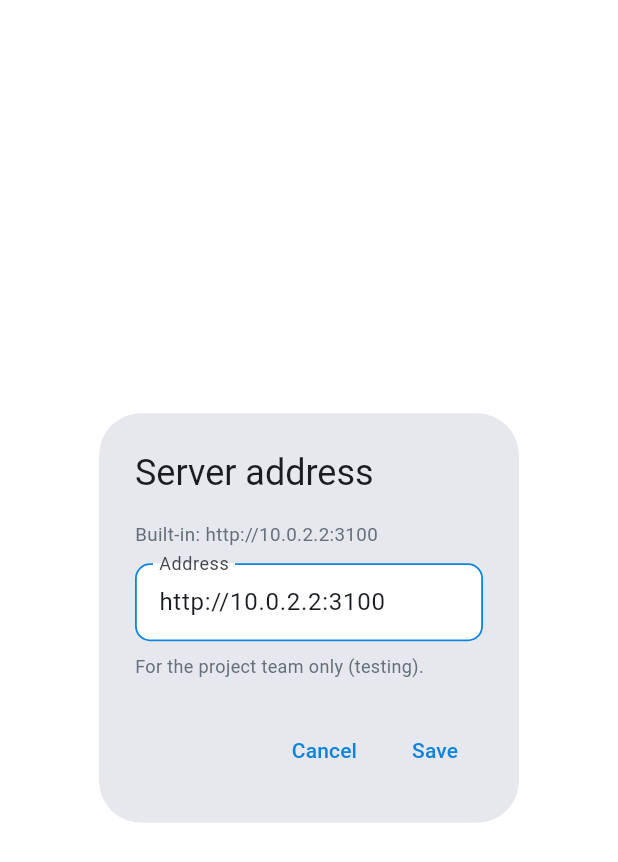
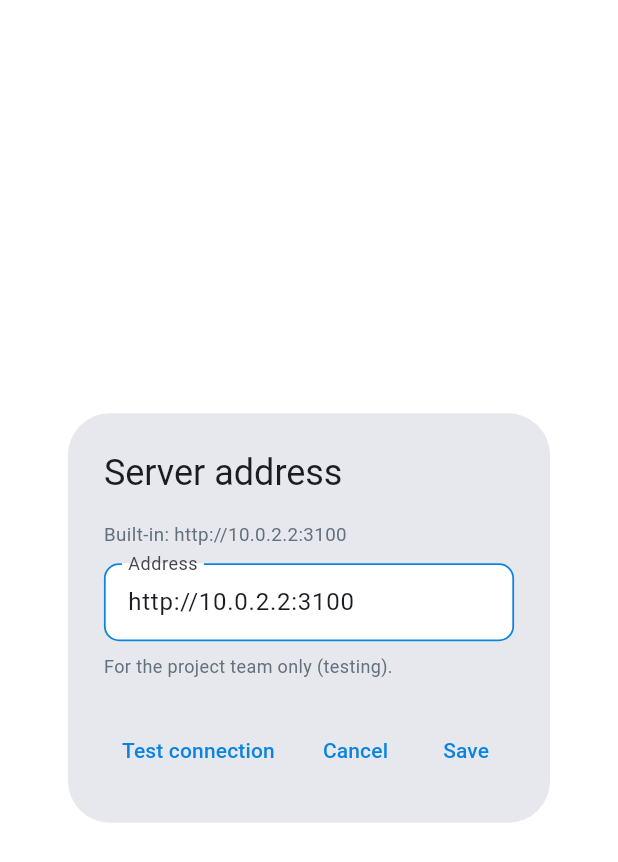
Before and after one commit to SkiptyRed8/mangao-wrs, a Flutter app: the _ServerDialog widget shown alone on an empty page, opened directly, on a phone screen of 412 x 824 dp. Shown: the top 862 px of the screen. Run offline on Flutter 3.47's test engine with Material 3 defaults, Android fonts, the phone set to English and light mode, and no system bars; our stand-ins replace file_picker, firebase_core, firebase_messaging, flutter_map, geolocator, image_picker and 2 more; accounts and stored records are empty; network calls fail.

Commit message:
Team-only connection test in the Server address box (long-press the logo)
Shows what the phone sees step by step with times: the server name's address, a plain connection,
the secure connection, the /health answer, and Google for comparison.

Co-Authored-By: Claude Opus 5.5 <noreply@anthropic.com>
Claude-Session: https://claude.ai/code/session_01FGCEzsecdEGjCSsNcfM7Ef

```diff
--- a/app/lib/screens/auth/welcome_screen.dart
+++ b/app/lib/screens/auth/welcome_screen.dart
@@ -3,6 +3,7 @@ import 'package:flutter/material.dart';
 import '../../config.dart';
 import '../../services/app_state.dart';
 import '../../theme/brand.dart';
+import '../../utils/net_test.dart';
 import '../../widgets/common.dart';
 import 'login_screen.dart';
 import 'signup_screen.dart';
@@ -114,6 +115,22 @@ class _ServerDialog extends StatefulWidget {
 class _ServerDialogState extends State<_ServerDialog> {
   late final _text = TextEditingController(text: AppConfig.apiUrl);
   String? _error;
+  String? _test;
+  bool _testing = false;
+
+  Future<void> _runTest() async {
+    setState(() {
+      _testing = true;
+      _test = null;
+    });
+    final r = await connectionTest(AppConfig.clean(_text.text) ?? AppConfig.apiUrl);
+    if (mounted) {
+      setState(() {
+        _testing = false;
+        _test = r;
+      });
+    }
+  }
 
   @override
   void dispose() {
@@ -140,7 +157,7 @@ class _ServerDialogState extends State<_ServerDialog> {
   Widget build(BuildContext context) {
     return AlertDialog(
       title: const Text('Server address'),
-      content: Column(mainAxisSize: MainAxisSize.min, crossAxisAlignment: CrossAxisAlignment.start, children: [
+      content: SingleChildScrollView(child: Column(mainAxisSize: MainAxisSize.min, crossAxisAlignment: CrossAxisAlignment.start, children: [
         Text('Built-in: ${AppConfig.defaultUrl}', style: const TextStyle(fontSize: 12.5, color: Brand.muted)),
         const SizedBox(height: 10),
         TextField(
@@ -157,8 +174,13 @@ class _ServerDialogState extends State<_ServerDialog> {
         ),
         const SizedBox(height: 8),
         const Text('For the project team only (testing).', style: TextStyle(fontSize: 12, color: Brand.muted)),
-      ]),
+        if (_test != null) ...[
+          const SizedBox(height: 8),
+          SelectableText(_test!, style: const TextStyle(fontSize: 11.5, fontFamily: 'monospace')),
+        ],
+      ])),
       actions: [
+        TextButton(onPressed: _testing ? null : _runTest, child: Text(_testing ? 'Testing...' : 'Test connection')),
         if (AppConfig.custom) TextButton(onPressed: _reset, child: const Text('Use built-in')),
         TextButton(onPressed: () => Navigator.pop(context, false), child: const Text('Cancel')),
         TextButton(onPressed: _save, child: const Text('Save')),
--- /dev/null
+++ b/app/lib/utils/net_test.dart
@@ -0,0 +1,3 @@
+// Connection test for the project team (Server address box): shows what this phone sees when it
+// connects to the server. The web version has no such test (the browser does the connecting).
+export 'net_test_web.dart' if (dart.library.io) 'net_test_io.dart';
--- /dev/null
+++ b/app/lib/utils/net_test_web.dart
@@ -0,0 +1 @@
+Future<String> connectionTest(String baseUrl) async => 'Not available in the web version.';
```
Also changed, not shown: app/lib/utils/net_test_io.dart (added, +51 -0 lines).
